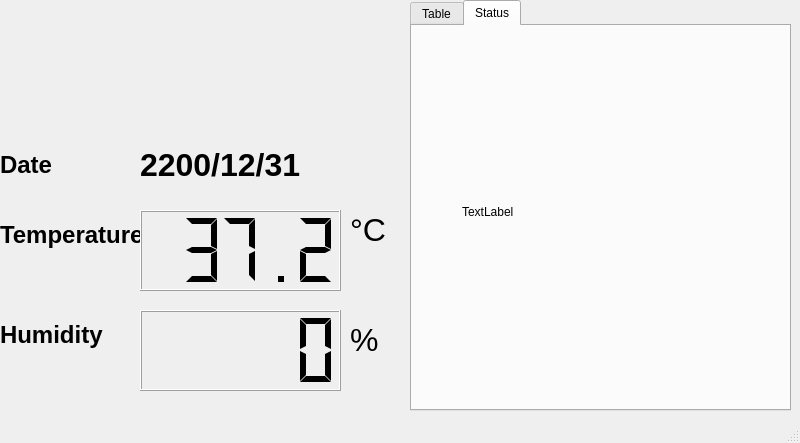
This is HTsensor_record.ui in TaroballzChen/RaspberryPi_HTsensor_display as Qt 5 draws it before an edit. The edited form follows.
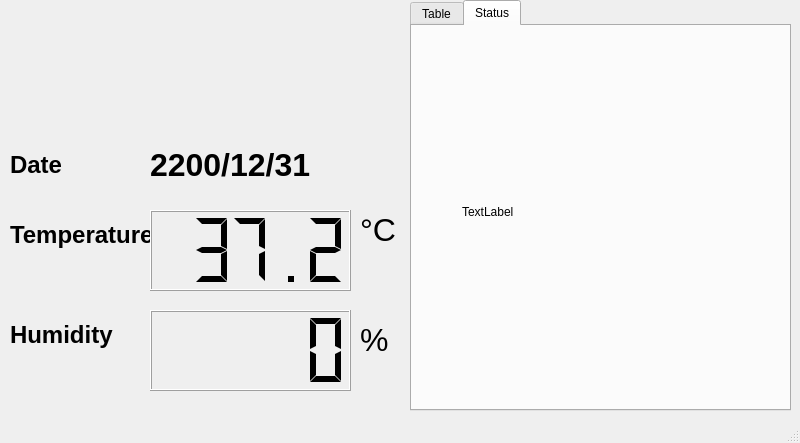
This is the edited form.

Diff of the .ui file:
```diff
--- a/HTsensor_record.ui
+++ b/HTsensor_record.ui
@@ -23,7 +23,7 @@
    <widget class="QLabel" name="TemperatureLabel">
     <property name="geometry">
      <rect>
-      <x>0</x>
+      <x>10</x>
       <y>210</y>
       <width>141</width>
       <height>51</height>
@@ -36,7 +36,7 @@
    <widget class="QLabel" name="HumidityLabel">
     <property name="geometry">
      <rect>
-      <x>0</x>
+      <x>10</x>
       <y>310</y>
       <width>141</width>
       <height>51</height>
@@ -49,7 +49,7 @@
    <widget class="QLCDNumber" name="TemperatureValue">
     <property name="geometry">
      <rect>
-      <x>140</x>
+      <x>150</x>
       <y>210</y>
       <width>201</width>
       <height>81</height>
@@ -68,7 +68,7 @@
    <widget class="QLCDNumber" name="HumidityValue">
     <property name="geometry">
      <rect>
-      <x>140</x>
+      <x>150</x>
       <y>310</y>
       <width>201</width>
       <height>81</height>
@@ -81,7 +81,7 @@
    <widget class="QLabel" name="TemperatureLabel_2">
     <property name="geometry">
      <rect>
-      <x>350</x>
+      <x>360</x>
       <y>200</y>
       <width>61</width>
       <height>61</height>
@@ -98,7 +98,7 @@
    <widget class="QLabel" name="TemperatureLabel_3">
     <property name="geometry">
      <rect>
-      <x>350</x>
+      <x>360</x>
       <y>310</y>
       <width>61</width>
       <height>61</height>
@@ -111,7 +111,7 @@
    <widget class="QLabel" name="DateLabel">
     <property name="geometry">
      <rect>
-      <x>0</x>
+      <x>10</x>
       <y>140</y>
       <width>141</width>
       <height>51</height>
@@ -124,7 +124,7 @@
    <widget class="QLabel" name="Date">
     <property name="geometry">
      <rect>
-      <x>140</x>
+      <x>150</x>
       <y>140</y>
       <width>201</width>
       <height>51</height>
```
